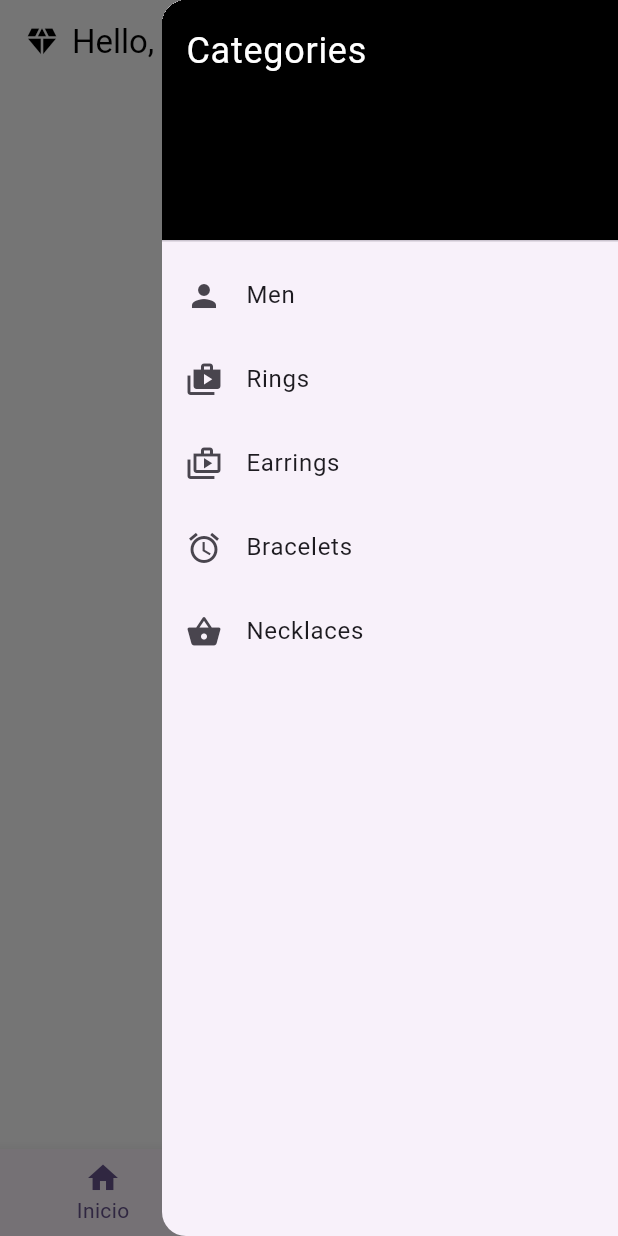
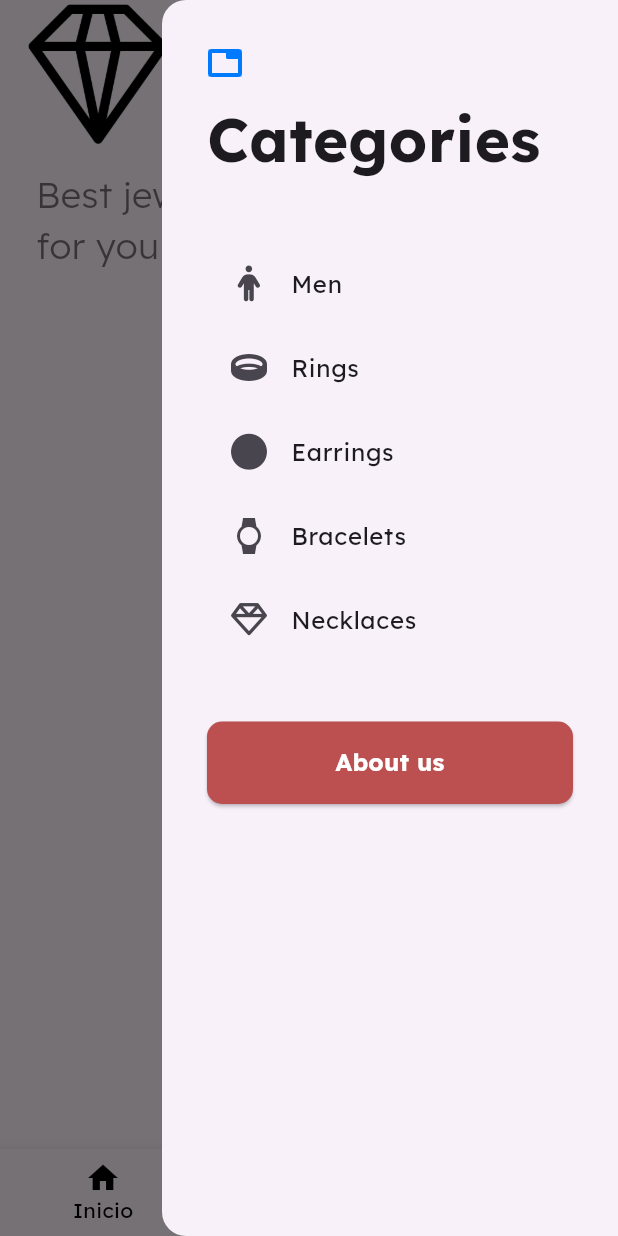
Before and after one commit to Ch4rt3/Jewelry-App, a Flutter app: the MainBackground screen opened directly, after a tap on the "menu" icon, on a phone screen of 412 x 824 dp. Run offline on Flutter 3.47's test engine with Material 3 defaults, Android fonts, the phone set to English and light mode, and no system bars; our stand-ins replace font_awesome_flutter, lottie.

Commit message:
mainBackground v2

```diff
--- /dev/null
+++ b/jewelry_app/lib/components/buttons/custom_elevated_buttom.dart
@@ -0,0 +1,36 @@
+import 'package:flutter/material.dart';
+import 'package:jewelry_app/configs/colors.dart';
+
+class CustomElevatedButtom extends StatelessWidget {
+  final String message;
+  final Function onPressed;
+
+  const CustomElevatedButtom({super.key, required this.message, required this.onPressed});
+
+  @override
+  Widget build(BuildContext context) {
+    return ElevatedButton(
+              onPressed: () {
+                onPressed;
+              },
+              style: ElevatedButton.styleFrom(
+                backgroundColor: AppColors.thirdColor, // Color de fondo
+                padding: const EdgeInsets.symmetric(
+                  vertical: 16,
+                  horizontal: 60,
+                ),
+                shape: RoundedRectangleBorder(
+                  borderRadius: BorderRadius.circular(10.0),
+                ),
+              ),
+              child: Text(
+                message,
+                style: const TextStyle(
+                  fontSize: 16,
+                  fontWeight: FontWeight.bold,
+                  color: Colors.white,
+                ),
+              ),
+            );
+  }
+}
--- a/jewelry_app/lib/components/layouts/auth_background.dart
+++ b/jewelry_app/lib/components/layouts/auth_background.dart
@@ -38,6 +38,7 @@ class AuthBackground extends StatelessWidget {
                     ),
                     child: Padding(
                       padding: const EdgeInsets.all(20.0),
+                      child: SingleChildScrollView(
                         child: Column(
                           crossAxisAlignment: CrossAxisAlignment.center,
                           children: [
@@ -56,6 +57,7 @@ class AuthBackground extends StatelessWidget {
                         ),
                       ),
                     ),
+                  ),
                 )
               ),
             ],
--- a/jewelry_app/lib/components/layouts/main_background.dart
+++ b/jewelry_app/lib/components/layouts/main_background.dart
@@ -1,118 +1,70 @@
 import 'package:flutter/material.dart';
-import 'package:jewelry_app/configs/colors.dart';
+import 'package:jewelry_app/components/navigation/bottom_bar.dart';
+import 'package:jewelry_app/components/navigation/diamond_app_bar.dart';
+import 'package:jewelry_app/components/navigation/right_drawer.dart';
 
-class MainBackground extends StatelessWidget {
-  final List<Widget> children;
-  final GlobalKey<ScaffoldState> _scaffoldKey = GlobalKey<ScaffoldState>();
+class MainBackground extends StatefulWidget {
+  final Widget body;
+  final bool showDiamondMessage;
+  final String message;
 
-  MainBackground({super.key, required this.children});
+  const MainBackground({
+    super.key,
+    required this.body,
+    required this.showDiamondMessage,
+    this.message = "",
+  });
+
+  @override
+  // ignore: library_private_types_in_public_api
+  _MainBackgroundState createState() => _MainBackgroundState();
+}
+
+class _MainBackgroundState extends State<MainBackground> {
+  int currentIndex = 0; // Estado para el índice actual
+
+  void _onBottomBarTapped(int index) {
+    setState(() {
+      currentIndex = index; // Actualiza el índice
+      switch (index) {
+      case 0:
+        print("Inicio");
+        break;
+      case 1:
+        print("Perfil");
+        break;
+      case 2:
+        print("Carrito");
+        break;
+    }
+    });
+
+    // Aquí puedes navegar a otras páginas si lo deseas
+  }
+
+
 
   @override
   Widget build(BuildContext context) {
+    final double screenHeight = MediaQuery.of(context).size.height;
+
     return Scaffold(
-      key: _scaffoldKey,
-      appBar: AppBar(
-        backgroundColor: Colors.white,
-        elevation: 0,
-        automaticallyImplyLeading: false,
-        title: const Row(
-          children: [
-            Icon(Icons.diamond, color: Colors.black),
-            SizedBox(width: 8),
-            Text("Hello, User", style: TextStyle(color: Colors.black)),
-          ],
-        ),
-        actions: [
-          IconButton(
-            icon: Icon(Icons.menu, color: Colors.black),
-            onPressed: () {
-              _scaffoldKey.currentState!.openEndDrawer(); // Abre el sidebar desde la derecha
-            },
-          ),
-        ],
+      appBar: DiamondAppBar(
+        showDiamond: widget.showDiamondMessage,
+        screenHeight: screenHeight,
+        message: widget.message,
       ),
-      endDrawer: Drawer( // Sidebar que aparece desde la derecha
-        child: ListView(
-          padding: EdgeInsets.zero,
-          children: [
-            const DrawerHeader(
-              decoration: BoxDecoration(
-                color: Colors.black,
-              ),
-              child: Text(
-                'Categories',
-                style: TextStyle(
-                  color: Colors.white,
-                  fontSize: 24,
-                ),
-              ),
-            ),
-            ListTile(
-              leading: Icon(Icons.person),
-              title: Text('Men'),
-              onTap: () {
-                // Acción cuando se presiona
-              },
-            ),
-            ListTile(
-              leading: Icon(Icons.shop_2),
-              title: Text('Rings'),
-              onTap: () {
-                // Acción cuando se presiona
-              },
-            ),
-            ListTile(
-              leading: Icon(Icons.shop_2_outlined),
-              title: Text('Earrings'),
-              onTap: () {
-                // Acción cuando se presiona
-              },
-            ),
-            ListTile(
-              leading: Icon(Icons.access_alarm),
-              title: Text('Bracelets'),
-              onTap: () {
-                // Acción cuando se presiona
-              },
-            ),
-            ListTile(
-              leading: Icon(Icons.shopping_basket),
-              title: Text('Necklaces'),
-              onTap: () {
-                // Acción cuando se presiona
-              },
-            ),
-          ],
-        ),
-      ),
-      body: Row(
-        children: [
-          Expanded(
-            child: Container(
-              color: AppColors.primaryColor,
-              child: Column(
-                children: children,
-              ),
-            )
-          ),
 
-        ],
-      ),
-      bottomNavigationBar: BottomNavigationBar(
-        items: const [
-          BottomNavigationBarItem(
-            icon: Icon(Icons.home),
-            label: 'Inicio',
-          ),
-          BottomNavigationBarItem(
-            icon: Icon(Icons.person),
-            label: 'Perfil',
-          ),
-          BottomNavigationBarItem(
-            icon: Icon(Icons.shopping_cart),
-            label: 'Carrito',
-          ),
-        ],
+      //Drawer a la derecha
+      endDrawer: const RightDrawer(),
+
+      //Cuerpo
+      body: widget.body,
+
+      //BottomBar
+      bottomNavigationBar: BottomBar(
+        currentIndex: currentIndex,
+        onTap: _onBottomBarTapped, // Pasa la función al BottomBar
       ),
     );
   }
--- /dev/null
+++ b/jewelry_app/lib/components/navigation/bottom_bar.dart
@@ -0,0 +1,38 @@
+import 'package:flutter/material.dart';
+
+class BottomBar extends StatelessWidget {
+  final int currentIndex;
+  final ValueChanged<int> onTap; // Añadido para manejar el tap
+
+  const BottomBar({
+    super.key,
+    required this.currentIndex,
+    required this.onTap, // Acepta la función onTap
+  });
+
+
+
+  @override
+  Widget build(BuildContext context) {
+    return BottomNavigationBar(
+      currentIndex: currentIndex,
+      onTap: onTap, // Llama a la función al hacer tap
+      selectedItemColor: Colors.black,
+      unselectedItemColor: Colors.grey,
+      items: const [
+        BottomNavigationBarItem(
+          icon: Icon(Icons.home),
+          label: 'Inicio',
+        ),
+        BottomNavigationBarItem(
+          icon: Icon(Icons.person),
+          label: 'Perfil',
+        ),
+        BottomNavigationBarItem(
+          icon: Icon(Icons.shopping_cart),
+          label: 'Carrito',
+        ),
+      ],
+    );
+  }
+}
--- /dev/null
+++ b/jewelry_app/lib/components/navigation/diamond_app_bar.dart
@@ -0,0 +1,49 @@
+import 'package:flutter/material.dart';
+import 'package:jewelry_app/configs/colors.dart';
+
+class DiamondAppBar extends StatelessWidget implements PreferredSizeWidget {
+  final double screenHeight;
+  final String message;
+  final bool showDiamond;
+
+  const DiamondAppBar({
+    super.key,
+    required this.screenHeight,
+    required this.message,
+    required this.showDiamond,
+  });
+
+  @override
+  Widget build(BuildContext context) {
+    return AppBar(
+      automaticallyImplyLeading: false,
+      title: Row(
+        children: [
+          if (showDiamond) ...[
+            SizedBox(
+              width: screenHeight * 0.12,
+              child: Image.asset(
+                'public/diamond.png',
+                fit: BoxFit.fill,
+              ),
+            ),
+            const SizedBox(width: 10), // Espacio entre el diamante y el texto
+            Text(
+              message,
+              style: const TextStyle(
+                fontSize: 28,
+                fontWeight: FontWeight.bold,
+                color: AppColors.secondTextColor,
+                letterSpacing: 1.5,
+              ),
+            ),
+          ],
+        ],
+      ),
+      toolbarHeight: screenHeight * (showDiamond ? 0.12 : 0.08),
+    );
+  }
+
+  @override
+  Size get preferredSize => Size.fromHeight(screenHeight * (showDiamond ? 0.12 : 0.08));
+}
--- /dev/null
+++ b/jewelry_app/lib/components/navigation/right_drawer.dart
@@ -0,0 +1,84 @@
+
+import 'package:flutter/material.dart';
+import 'package:font_awesome_flutter/font_awesome_flutter.dart';
+import 'package:jewelry_app/components/buttons/custom_elevated_buttom.dart';
+
+class RightDrawer extends StatelessWidget {
+  const RightDrawer({super.key});
+
+  @override
+  Widget build(BuildContext context) {
+    return Drawer(
+        child: ListView(
+          padding: const EdgeInsets.all(30),
+          children: <Widget>[
+            const Column(
+              crossAxisAlignment: CrossAxisAlignment.start,
+              children: [
+                Icon(
+                  Icons.tab_sharp,
+                  color: Color.fromRGBO(0, 122, 255, 1),
+                ),
+                SizedBox(height: 10,),
+                Text(
+                  "Categories",
+                  style: TextStyle(
+                    fontWeight: FontWeight.bold,
+                    fontSize: 40
+                  ),
+                ),
+              ],
+            ),
+            const SizedBox(height: 40),
+            ListTile(
+              leading: const Icon(FontAwesomeIcons.person),
+              title: const Text('Men'),
+              onTap: () {
+                // Navega a la página de inicio
+                Navigator.pop(context);
+              },
+            ),
+            ListTile(
+              leading: const Icon(FontAwesomeIcons.ring),
+              title: const Text('Rings'),
+              onTap: () {
+                // Navega a la página de perfil
+                Navigator.pop(context);
+              },
+            ),
+            ListTile(
+              leading: const Icon(FontAwesomeIcons.solidCircle),
+              title: const Text('Earrings'),
+              onTap: () {
+                // Navega a la página del carrito
+                Navigator.pop(context);
+              },
+            ),
+            ListTile(
+              leading: const Icon(Icons.watch),
+              title: const Text('Bracelets'),
+              onTap: () {
+                // Navega a la página del carrito
+                Navigator.pop(context);
+              },
+            ),
+            ListTile(
+              leading: const Icon(FontAwesomeIcons.gem),
+              title: const Text('Necklaces'),
+              onTap: () {
+                // Navega a la página del carrito
+                Navigator.pop(context);
+              },
+            ),
+            const SizedBox(height: 40,),
+            CustomElevatedButtom(
+              onPressed: (){
+                Navigator.pushNamed(context, "/home");
+              },
+              message: "About us"
+            ),
+          ],
+        ),
+      );
+  }
+}
--- a/jewelry_app/lib/components/notifications/sucess_notification.dart
+++ b/jewelry_app/lib/components/notifications/sucess_notification.dart
@@ -1,4 +1,5 @@
 import 'package:flutter/material.dart';
+import 'package:jewelry_app/components/buttons/custom_elevated_buttom.dart';
 import 'package:jewelry_app/configs/colors.dart';
 import 'package:lottie/lottie.dart';
 
@@ -64,28 +65,11 @@ class SuccessNotificationState extends State<SuccessNotification> {
             ),
             const SizedBox(height: 80),
             // Botón de continuar
-            ElevatedButton(
-              onPressed: () {
-                // Acción al presionar el botón
+            CustomElevatedButtom(
+              message: "Continue",
+              onPressed: (){
+                Navigator.pushNamed(context, "/home");
               },
-              style: ElevatedButton.styleFrom(
-                backgroundColor: AppColors.thirdColor, // Color de fondo
-                padding: const EdgeInsets.symmetric(
-                  vertical: 16,
-                  horizontal: 60,
-                ),
-                shape: RoundedRectangleBorder(
-                  borderRadius: BorderRadius.circular(10.0),
-                ),
-              ),
-              child: const Text(
-                'Continue',
-                style: TextStyle(
-                  fontSize: 16,
-                  fontWeight: FontWeight.bold,
-                  color: Colors.white,
-                ),
-              ),
             ),
           ],
         ),
--- a/jewelry_app/lib/configs/colors.dart
+++ b/jewelry_app/lib/configs/colors.dart
@@ -8,4 +8,6 @@ class AppColors {
   static const Color thirdColor = Color.fromRGBO(188, 80, 80, 1);
   static const Color backgroundColor = Color.fromARGB(255, 255, 255, 255);
   static const Color textColor = Color(0xFF262F34);
+  static const Color secondTextColor = Color.fromRGBO(106, 81, 94, 1);
+
 }
--- a/jewelry_app/lib/main.dart
+++ b/jewelry_app/lib/main.dart
@@ -20,6 +20,7 @@ class MyApp extends StatelessWidget {
       debugShowCheckedModeBanner: false,
       title: 'Jewelry App',
       theme: ThemeData(
+        fontFamily: 'Lexend',
         colorScheme: ColorScheme.fromSeed(seedColor: Colors.deepPurple),
         useMaterial3: true,
       ),
--- a/jewelry_app/lib/pages/main/home/home_page.dart
+++ b/jewelry_app/lib/pages/main/home/home_page.dart
@@ -5,16 +5,36 @@ class HomePage extends StatelessWidget {
   const HomePage({super.key});
 
    Widget _buildBody(BuildContext context) {
-    return MainBackground(
-        children: [Text("Hola mundo")],
-      );
+    return const MainBackground(
+          message: "Hello, User",
+          body: Padding(
+          padding: EdgeInsets.all(14.0),
+          child: Column(
+            crossAxisAlignment: CrossAxisAlignment.start,
+            children: [
+              Row(
+                children: [
+                  SizedBox(width: 10,),
+                  Text(
+                    "Best jewelry\nfor you",
+                    style: TextStyle(
+                      fontSize: 24,
+                      fontWeight: FontWeight.w300,
+                      color: Colors.black54,
+                    ),
+                    textWidthBasis: TextWidthBasis.longestLine,
+                  ),
+                ],
+              ),
+              SizedBox(height: 20),
+              // Aquí puede ir el contenido de tu página
+            ],
+          ),
+        ), showDiamondMessage: true,
+    );
    }
   @override
   Widget build(BuildContext context) {
-    return Scaffold(
-      resizeToAvoidBottomInset: false,
-      appBar: null,
-      body: _buildBody(context),
-    );
+    return _buildBody(context);
   }
 }
--- a/jewelry_app/pubspec.yaml
+++ b/jewelry_app/pubspec.yaml
@@ -32,6 +32,7 @@ dependencies:
     sdk: flutter
   font_awesome_flutter: ^10.1.0
   lottie: ^2.1.0
+  flutter_vector_icons: ^2.0.0
 
   # The following adds the Cupertino Icons font to your application.
   # Use with the CupertinoIcons class for iOS style icons.
@@ -64,7 +65,12 @@ flutter:
   #   - images/a_dot_ham.jpeg
   assets:
     - public/green_check.json
+    - public/diamond.png
 
+  fonts:
+    - family: Lexend
+      fonts:
+       - asset: lib/configs/fonts/Lexend-VariableFont_wght.ttf
   # An image asset can refer to one or more resolution-specific "variants", see
   # https://flutter.dev/to/resolution-aware-images
 
```
Also changed, not shown: jewelry_app/lib/configs/fonts/Lexend-VariableFont_wght.ttf (added), jewelry_app/public/diamond.png (added), jewelry_app/pubspec.lock. Lines whose indentation alone changed are shown as unchanged.
